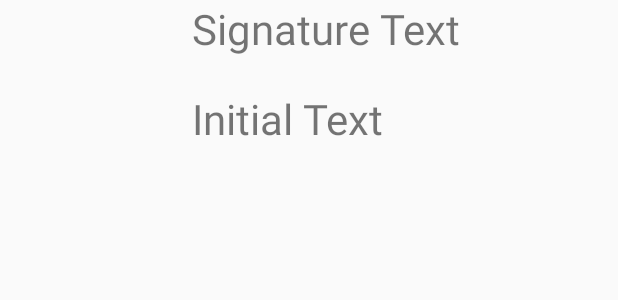
After one commit to xinmeng1/ListViewStudy, an Android app: the layout signature_item.xml on its own in the app's theme, with its tools: preview values and no code run, on a phone screen of 412 x 824 dp. The commit adds this screen. Shown: the top 300 px of the screen. Run offline under Robolectric (Android 15) with nearby library versions, the phone set to English and light mode, and no system bars.

Commit message:
Update: Add a test of signature list view and swipe menu. Using relative layout to show every item

```diff
--- a/app/src/main/java/tk/mengxin/listviewstudy/MainActivity.java
+++ b/app/src/main/java/tk/mengxin/listviewstudy/MainActivity.java
@@ -16,7 +16,9 @@ public class MainActivity extends AppCompatActivity {
         FragmentTransaction fragmentTransaction = fragmentManager.beginTransaction();
 
         ListViewFragment fragment1 = new ListViewFragment();
-        fragmentTransaction.replace(R.id.fragment_list_view, fragment1);
+        SignatureManagerFragment fragment2 = new SignatureManagerFragment();
+
+        fragmentTransaction.replace(R.id.fragment_list_view, fragment2);
 
         fragmentTransaction.commit();
 
--- /dev/null
+++ b/app/src/main/res/layout/signature_item.xml
@@ -0,0 +1,33 @@
+<?xml version="1.0" encoding="utf-8"?>
+<RelativeLayout xmlns:android="http://schemas.android.com/apk/res/android"
+    android:layout_width="match_parent"
+    android:layout_height="match_parent"
+    android:orientation="vertical"
+    android:weightSum="1">
+    <ImageView
+        android:id="@+id/imageView"
+        android:layout_width="128dp"
+        android:layout_height="128dp"/>
+    <TextView
+        android:id="@+id/textView_signature"
+        android:layout_width="wrap_content"
+        android:layout_height="wrap_content"
+        android:text="Signature Text"
+        android:textSize="@dimen/text_xxxlarge"
+        android:layout_alignParentTop="true"
+        android:layout_toRightOf="@+id/imageView"
+        android:layout_toEndOf="@+id/imageView" />
+
+    <TextView
+        android:layout_width="wrap_content"
+        android:layout_height="wrap_content"
+        android:text="Initial Text"
+        android:id="@+id/textView_initial"
+        android:layout_alignBottom="@+id/imageView"
+        android:layout_toRightOf="@+id/imageView"
+        android:layout_toEndOf="@+id/imageView"
+        android:layout_marginBottom="30dp"
+        android:textSize="@dimen/text_xxxlarge"/>
+
+
+</RelativeLayout>
--- a/app/src/main/res/values/dimens.xml
+++ b/app/src/main/res/values/dimens.xml
@@ -2,4 +2,5 @@
     <!-- Default screen margins, per the Android Design guidelines. -->
     <dimen name="activity_horizontal_margin">16dp</dimen>
     <dimen name="activity_vertical_margin">16dp</dimen>
+    <dimen name="text_xxxlarge">28sp</dimen>
 </resources>
```
Also changed, not shown: app/src/main/java/tk/mengxin/listviewstudy/Signature.java (added, +56 -0 lines), app/src/main/java/tk/mengxin/listviewstudy/SignatureAdapter.java (added, +67 -0 lines), app/src/main/java/tk/mengxin/listviewstudy/SignatureManagerFragment.java (added, +111 -0 lines), app/src/main/res/layout/fragment_signature_manager.xml (added, +12 -0 lines).
